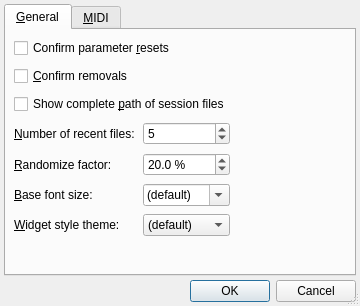
Qt form src/qxgeditOptionsForm.ui (rncbc/qxgedit) before a commit.
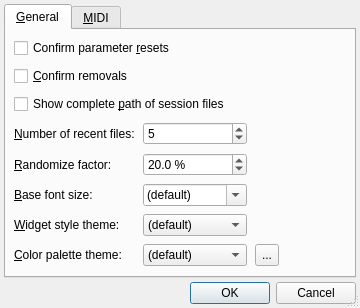
The same form after that commit. Icons and pictures are not drawn.

Commit message: - Custom color (palette) theme editor introduced; color   (palette) theme changes are now effective immediately,   except on default. (EXPERIMENTAL)

```diff
--- a/src/qxgeditOptionsForm.ui
+++ b/src/qxgeditOptionsForm.ui
@@ -59,7 +59,7 @@
        <string>&amp;General</string>
       </attribute>
       <layout class="QGridLayout">
-       <item row="0" column="0" colspan="2" >
+       <item row="0" column="0" colspan="3" >
         <widget class="QCheckBox" name="ConfirmResetCheckBox" >
          <property name="font" >
           <font>
@@ -75,7 +75,7 @@
          </property>
         </widget>
        </item>
-       <item row="0" column="2" rowspan="7">
+       <item row="0" column="3" rowspan="8">
         <spacer>
          <property name="orientation">
           <enum>Qt::Horizontal</enum>
@@ -88,7 +88,7 @@
          </property>
         </spacer>
        </item>
-       <item row="1" column="0" colspan="2" >
+       <item row="1" column="0" colspan="3" >
         <widget class="QCheckBox" name="ConfirmRemoveCheckBox" >
          <property name="font" >
           <font>
@@ -104,7 +104,7 @@
          </property>
         </widget>
        </item>
-       <item row="2" column="0" colspan="2">
+       <item row="2" column="0" colspan="3">
         <widget class="QCheckBox" name="CompletePathCheckBox">
          <property name="font">
           <font>
@@ -317,7 +317,85 @@
          </item>
         </widget>
        </item>
-       <item row="7" column="0" colspan="3">
+       <item row="7" column="0">
+        <widget class="QLabel" name="ColorThemeTextLabel">
+         <property name="font">
+          <font>
+           <weight>50</weight>
+           <bold>false</bold>
+          </font>
+         </property>
+         <property name="text">
+          <string>&amp;Color palette theme:</string>
+         </property>
+         <property name="buddy">
+          <cstring>ColorThemeComboBox</cstring>
+         </property>
+        </widget>
+       </item>
+       <item row="7" column="1">
+        <widget class="QComboBox" name="ColorThemeComboBox">
+         <property name="font">
+          <font>
+           <weight>50</weight>
+           <bold>false</bold>
+          </font>
+         </property>
+         <property name="toolTip">
+          <string>Custom color palette theme</string>
+         </property>
+         <property name="editable">
+          <bool>false</bool>
+         </property>
+         <item>
+          <property name="text">
+           <string>(default)</string>
+          </property>
+         </item>
+         <item>
+          <property name="text">
+           <string>Wonton Soup</string>
+          </property>
+         </item>
+         <item>
+          <property name="text">
+           <string>KXStudio</string>
+          </property>
+         </item>
+        </widget>
+       </item>
+       <item row="7" column="2">
+        <widget class="QToolButton" name="ColorThemeToolButton">
+         <property name="minimumSize">
+          <size>
+           <width>22</width>
+           <height>22</height>
+          </size>
+         </property>
+         <property name="maximumSize">
+          <size>
+           <width>24</width>
+           <height>24</height>
+          </size>
+         </property>
+         <property name="font">
+          <font>
+           <weight>50</weight>
+           <bold>false</bold>
+          </font>
+         </property>
+         <property name="focusPolicy">
+          <enum>Qt::TabFocus</enum>
+         </property>
+         <property name="toolTip">
+          <string>Manage custom color palette themes</string>
+         </property>
+         <property name="text">
+          <string>...</string>
+         </property>
+        </widget>
+       </item>
+       <item row="8" column="0" colspan="4">
         <spacer>
          <property name="orientation">
           <enum>Qt::Vertical</enum>
```
Left out of the diff: 2 changed lines with no effect on the pictures. The commit also changes 20 other files.
